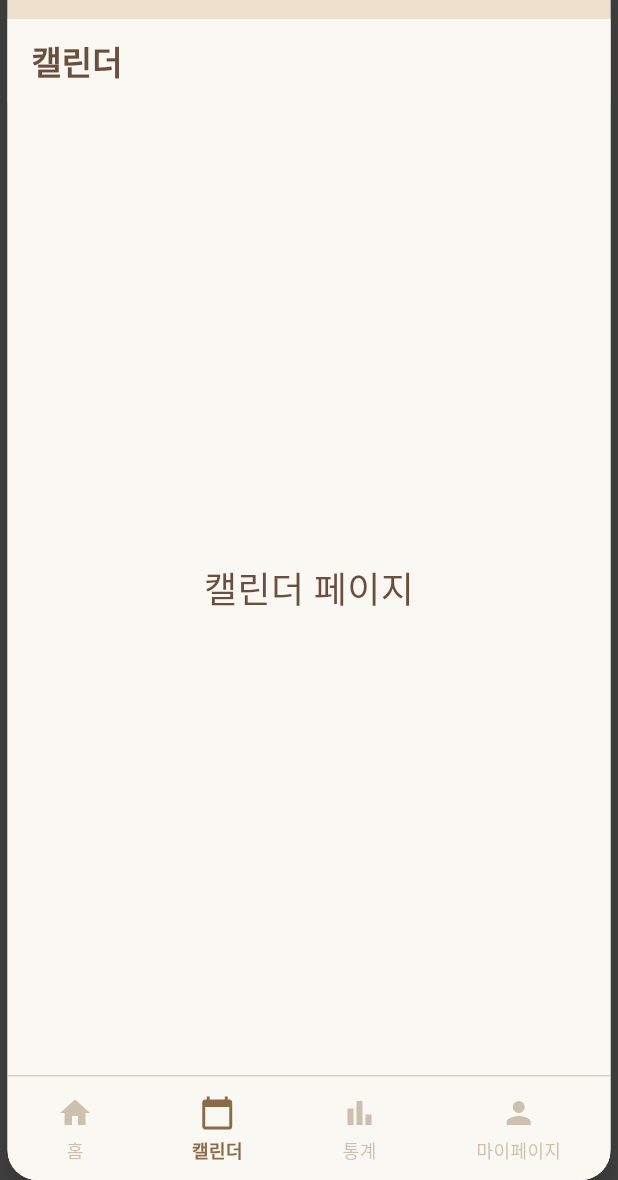
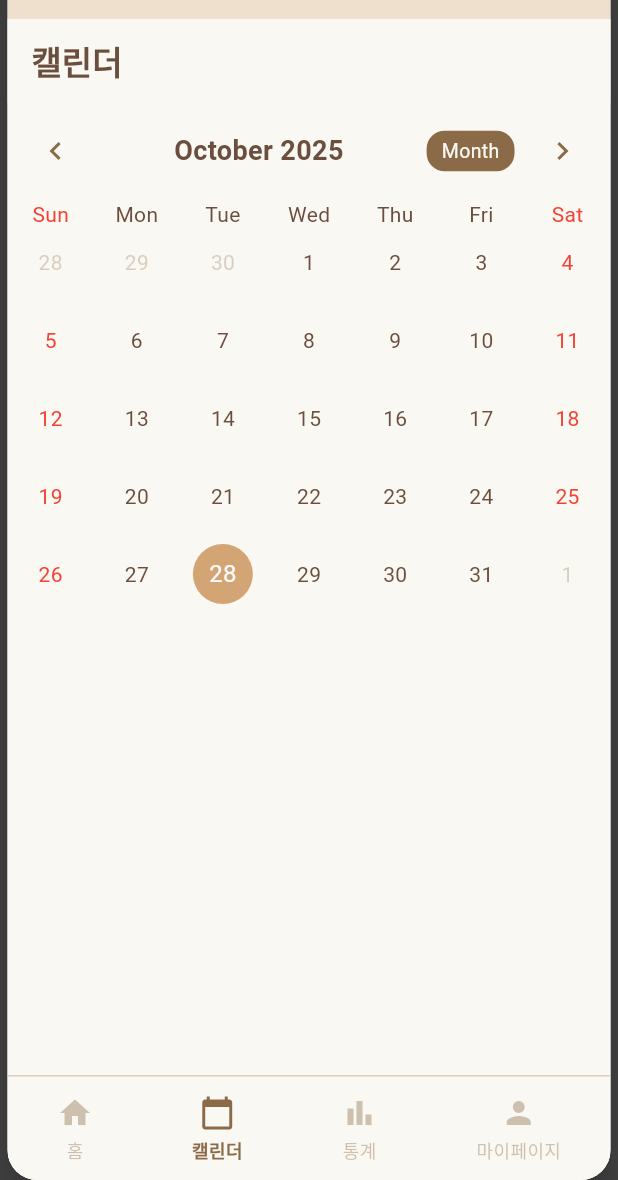
Before and after one commit to jam9582/todo, a Flutter app: the screen it shows after launch, item 2 of the bottom bar chosen, on a phone screen of 412 x 824 dp, the part 56-1236 px from its top. Run offline on Flutter 3.47's test engine with Material 3 defaults, Android fonts, the phone set to English and light mode, and no system bars; drawn by our look-alikes of table_calendar.

Commit message:
feat: 캘린더 구현

```diff
--- a/lib/pages/calendar_page.dart
+++ b/lib/pages/calendar_page.dart
@@ -1,8 +1,18 @@
 import 'package:flutter/material.dart';
+import 'package:table_calendar/table_calendar.dart';
 import '../utils/constants.dart';
 
-class CalendarPage extends StatelessWidget {
+class CalendarPage extends StatefulWidget {
   const CalendarPage({super.key});
+
+  @override
+  State<CalendarPage> createState() => _CalendarPageState();
+}
+
+class _CalendarPageState extends State<CalendarPage> {
+  CalendarFormat _calendarFormat = CalendarFormat.month;
+  DateTime _focusedDay = DateTime.now();
+  DateTime? _selectedDay;
 
   @override
   Widget build(BuildContext context) {
@@ -19,14 +29,121 @@ class CalendarPage extends StatelessWidget {
         ),
       ),
       backgroundColor: AppColors.background,
-      body: const Center(
-        child: Text(
-          '캘린더 페이지',
-          style: TextStyle(
-            fontSize: 24,
-            color: AppColors.darkBrown,
+      body: Column(
+        children: [
+          // 캘린더
+          TableCalendar(
+            firstDay: DateTime.utc(2020, 1, 1),
+            lastDay: DateTime.utc(2030, 12, 31),
+            focusedDay: _focusedDay,
+            calendarFormat: _calendarFormat,
+            selectedDayPredicate: (day) {
+              return isSameDay(_selectedDay, day);
+            },
+            onDaySelected: (selectedDay, focusedDay) {
+              setState(() {
+                _selectedDay = selectedDay;
+                _focusedDay = focusedDay;
+              });
+            },
+            onFormatChanged: (format) {
+              if (_calendarFormat != format) {
+                setState(() {
+                  _calendarFormat = format;
+                });
+              }
+            },
+            onPageChanged: (focusedDay) {
+              _focusedDay = focusedDay;
+            },
+            // 스타일링
+            calendarStyle: CalendarStyle(
+              // 오늘 날짜
+              todayDecoration: BoxDecoration(
+                color: AppColors.lightBrown,
+                shape: BoxShape.circle,
+              ),
+              // 선택된 날짜
+              selectedDecoration: BoxDecoration(
+                color: AppColors.primaryBrown,
+                shape: BoxShape.circle,
+              ),
+              // 주말
+              weekendTextStyle: const TextStyle(color: Colors.red),
+              // 기본 텍스트
+              defaultTextStyle: const TextStyle(color: AppColors.darkBrown),
+              // 다른 달의 날짜
+              outsideTextStyle: TextStyle(color: AppColors.primaryBrown.withValues(alpha: 0.3)),
+            ),
+            headerStyle: HeaderStyle(
+              formatButtonVisible: true,
+              titleCentered: true,
+              formatButtonShowsNext: false,
+              formatButtonDecoration: BoxDecoration(
+                color: AppColors.primaryBrown,
+                borderRadius: BorderRadius.circular(12),
+              ),
+              formatButtonTextStyle: const TextStyle(
+                color: AppColors.background,
+                fontSize: 13,
+              ),
+              titleTextStyle: const TextStyle(
+                color: AppColors.darkBrown,
+                fontSize: 18,
+                fontWeight: FontWeight.bold,
+              ),
+              leftChevronIcon: const Icon(
+                Icons.chevron_left,
+                color: AppColors.primaryBrown,
+              ),
+              rightChevronIcon: const Icon(
+                Icons.chevron_right,
+                color: AppColors.primaryBrown,
+              ),
+            ),
+            daysOfWeekStyle: const DaysOfWeekStyle(
+              weekdayStyle: TextStyle(color: AppColors.darkBrown),
+              weekendStyle: TextStyle(color: Colors.red),
+            ),
           ),
-        ),
+          const SizedBox(height: 20),
+          // 선택된 날짜 표시
+          if (_selectedDay != null)
+            Expanded(
+              child: Container(
+                padding: const EdgeInsets.all(16),
+                child: Column(
+                  crossAxisAlignment: CrossAxisAlignment.start,
+                  children: [
+                    Text(
+                      '${_selectedDay!.year}년 ${_selectedDay!.month}월 ${_selectedDay!.day}일',
+                      style: const TextStyle(
+                        fontSize: 20,
+                        fontWeight: FontWeight.bold,
+                        color: AppColors.darkBrown,
+                      ),
+                    ),
+                    const SizedBox(height: 16),
+                    const Text(
+                      '이 날의 일정',
+                      style: TextStyle(
+                        fontSize: 16,
+                        color: AppColors.primaryBrown,
+                      ),
+                    ),
+                    const SizedBox(height: 8),
+                    const Text(
+                      '아직 일정이 없습니다',
+                      style: TextStyle(
+                        fontSize: 14,
+                        color: AppColors.darkBrown,
+                      ),
+                    ),
+                  ],
+                ),
+              ),
+            ),
+        ],
       ),
     );
   }
--- a/pubspec.yaml
+++ b/pubspec.yaml
@@ -34,6 +34,7 @@ dependencies:
   # The following adds the Cupertino Icons font to your application.
   # Use with the CupertinoIcons class for iOS style icons.
   cupertino_icons: ^1.0.8
+  table_calendar: ^3.1.2
 
 dev_dependencies:
   flutter_test:
```
Also changed, not shown: pubspec.lock.
